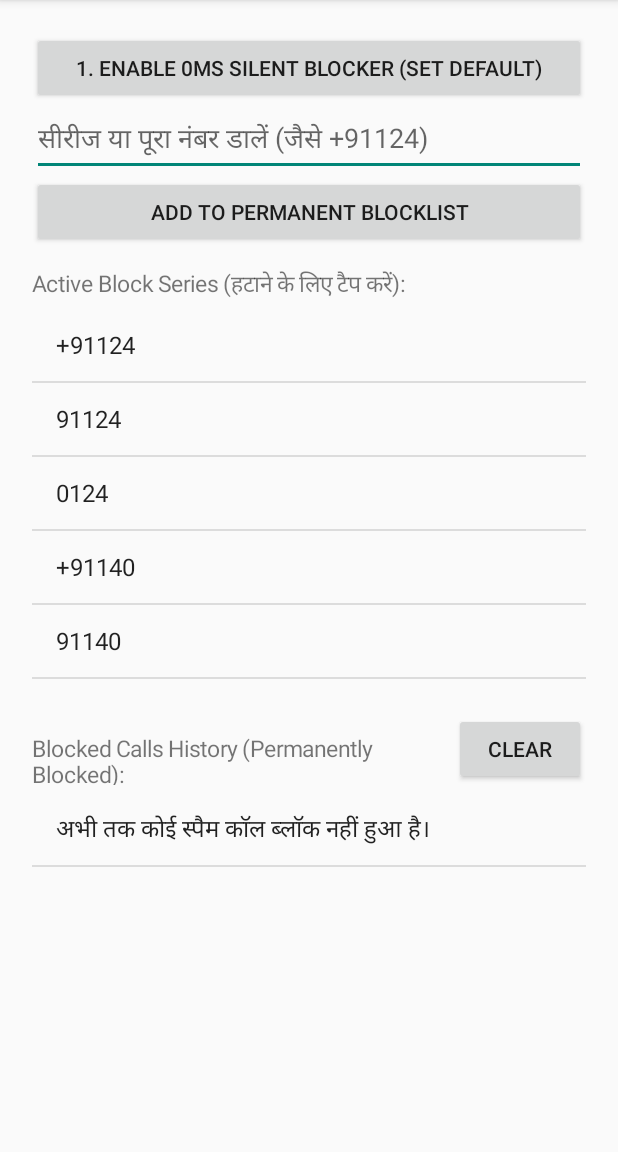
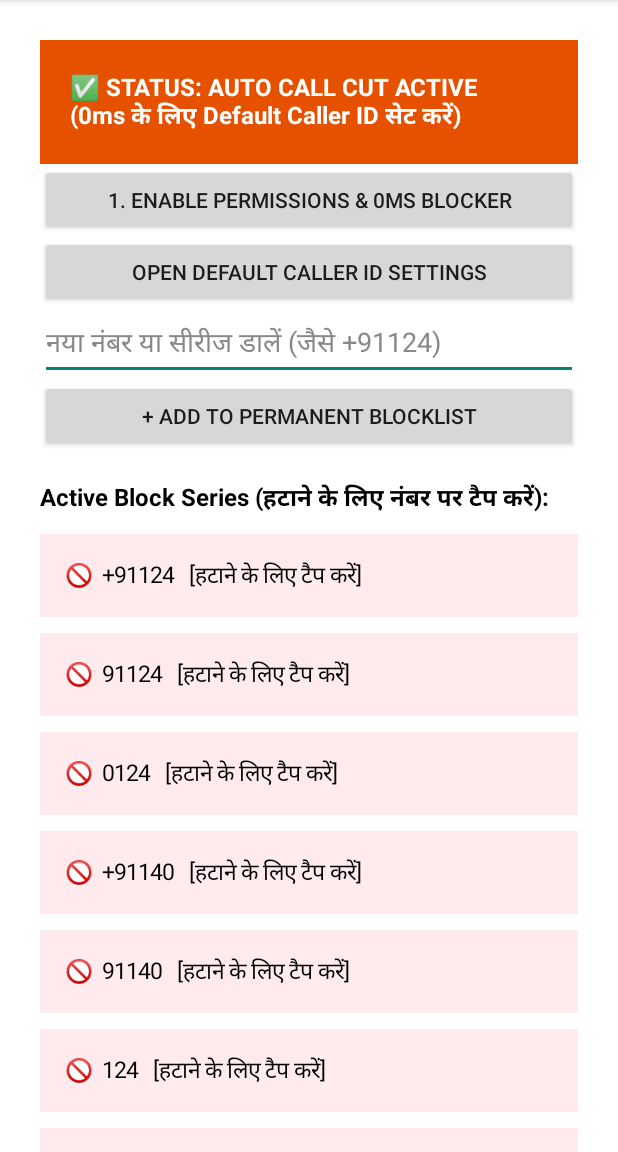
Before and after one commit to darygoyal-netizen/AutoCallBlocker, an Android app: the screen it shows after launch (MainActivity), on a phone screen of 412 x 824 dp, the part 84-1236 px from its top. Run offline under Robolectric (Android 15) with nearby library versions, the phone set to English and light mode, and no system bars.

Commit message:
Update MainActivity.kt

```diff
--- a/app/src/main/java/com/harshit/callblocker/MainActivity.kt
+++ b/app/src/main/java/com/harshit/callblocker/MainActivity.kt
@@ -5,6 +5,8 @@ import android.app.role.RoleManager
 import android.content.Context
 import android.content.Intent
 import android.content.pm.PackageManager
+import android.graphics.Color
+import android.graphics.Typeface
 import android.os.Build
 import android.os.Bundle
 import android.provider.Settings
@@ -15,132 +17,205 @@ import androidx.core.content.ContextCompat
 
 class MainActivity : AppCompatActivity() {
 
-    private lateinit var prefixAdapter: ArrayAdapter<String>
-    private lateinit var historyAdapter: ArrayAdapter<String>
+    private lateinit var statusText: TextView
+    private lateinit var prefixContainer: LinearLayout
+    private lateinit var historyTextView: TextView
     private val prefixList = mutableListOf<String>()
-    private val historyList = mutableListOf<String>()
 
     private val permissionLauncher = registerForActivityResult(
         ActivityResultContracts.RequestMultiplePermissions()
     ) {
+        updateStatus()
         requestScreeningRole()
     }
 
     private val roleLauncher = registerForActivityResult(
         ActivityResultContracts.StartActivityForResult()
-    ) { result ->
-        if (result.resultCode == RESULT_OK) {
-            Toast.makeText(this, "0ms Pre-Ring Blocker एक्टिवेट हो गया!", Toast.LENGTH_LONG).show()
-        }
+    ) {
+        updateStatus()
     }
 
     override fun onCreate(savedInstanceState: Bundle?) {
         super.onCreate(savedInstanceState)
 
         prefixList.addAll(BlockHelper.getPrefixes(this))
-        historyList.addAll(BlockHelper.getHistoryList(this))
 
-        val layout = LinearLayout(this).apply {
+        val scrollView = ScrollView(this)
+        val mainLayout = LinearLayout(this).apply {
             orientation = LinearLayout.VERTICAL
-            setPadding(32, 32, 32, 32)
+            setPadding(40, 40, 40, 40)
+            setBackgroundColor(Color.WHITE)
         }
 
-        val roleBtn = Button(this).apply {
-            text = "1. ENABLE 0ms SILENT BLOCKER (SET DEFAULT)"
+        // 1. Live Status Banner
+        statusText = TextView(this).apply {
+            textSize = 16f
+            setTypeface(null, Typeface.BOLD)
+            setPadding(30, 30, 30, 30)
+            setTextColor(Color.WHITE)
+        }
+
+        // 2. Activate Button
+        val activateBtn = Button(this).apply {
+            text = "1. ENABLE PERMISSIONS & 0ms BLOCKER"
             setOnClickListener {
                 requestAllPermissions()
                 requestScreeningRole()
             }
         }
 
+        // 3. Default App Settings Shortcut (अगर पॉपअप काम न करे)
+        val settingsBtn = Button(this).apply {
+            text = "Open Default Caller ID Settings"
+            setOnClickListener {
+                try {
+                    startActivity(Intent(Settings.ACTION_MANAGE_DEFAULT_APPS_SETTINGS))
+                } catch (e: Exception) {
+                    Toast.makeText(this@MainActivity, "Settings -> Apps -> Default Apps में जाएं", Toast.LENGTH_LONG).show()
+                }
+            }
+        }
+
+        // 4. Add New Prefix Section
         val input = EditText(this).apply {
-            hint = "सीरीज या पूरा नंबर डालें (जैसे +91124)"
+            hint = "नया नंबर या सीरीज डालें (जैसे +91124)"
+            setTextColor(Color.BLACK)
+            setHintTextColor(Color.GRAY)
         }
 
         val addBtn = Button(this).apply {
-            text = "ADD TO PERMANENT BLOCKLIST"
+            text = "+ ADD TO PERMANENT BLOCKLIST"
             setOnClickListener {
                 val text = input.text.toString().trim()
                 if (text.isNotEmpty() && !prefixList.contains(text)) {
                     prefixList.add(text)
                     savePrefixes()
-                    prefixAdapter.notifyDataSetChanged()
+                    renderPrefixes()
                     input.text.clear()
+                    Toast.makeText(this@MainActivity, "$text ब्लॉकलिस्ट में जुड़ गया!", Toast.LENGTH_SHORT).show()
                 }
             }
         }
 
+        // 5. Active Block Series Container
         val prefixTitle = TextView(this).apply {
-            text = "Active Block Series (हटाने के लिए टैप करें):"
-            textSize = 15f
-            setPadding(0, 20, 0, 8)
+            text = "\nActive Block Series (हटाने के लिए नंबर पर टैप करें):"
+            textSize = 16f
+            setTypeface(null, Typeface.BOLD)
+            setTextColor(Color.BLACK)
         }
 
-        val prefixListView = ListView(this).apply {
-            layoutParams = LinearLayout.LayoutParams(
-                LinearLayout.LayoutParams.MATCH_PARENT, 380
-            )
-        }
-        prefixAdapter = ArrayAdapter(this, android.R.layout.simple_list_item_1, prefixList)
-        prefixListView.adapter = prefixAdapter
-
-        prefixListView.setOnItemClickListener { _, _, position, _ ->
-            val removed = prefixList.removeAt(position)
-            savePrefixes()
-            prefixAdapter.notifyDataSetChanged()
-            Toast.makeText(this, "$removed हटाया गया", Toast.LENGTH_SHORT).show()
+        prefixContainer = LinearLayout(this).apply {
+            orientation = LinearLayout.VERTICAL
+            setPadding(0, 10, 0, 20)
         }
 
-        val historyHeaderLayout = LinearLayout(this).apply {
-            orientation = LinearLayout.HORIZONTAL
-            setPadding(0, 24, 0, 8)
+        // 6. Blocked Calls History Section
+        val historyTitle = TextView(this).apply {
+            text = "\nBlocked Calls History (Permanently Blocked):"
+            textSize = 16f
+            setTypeface(null, Typeface.BOLD)
+            setTextColor(Color.BLACK)
         }
 
-        val historyTitle = TextView(this).apply {
-            text = "Blocked Calls History (Permanently Blocked):"
-            textSize = 15f
-            layoutParams = LinearLayout.LayoutParams(0, LinearLayout.LayoutParams.WRAP_CONTENT, 1f)
+        val clearHistoryBtn = Button(this).apply {
+            text = "Clear History"
+            setOnClickListener {
+                BlockHelper.clearHistory(this@MainActivity)
+                renderHistory()
+            }
         }
 
-        val clearBtn = Button(this).apply {
-            text = "Clear"
-            setOnClickListener {
-                BlockHelper.clearHistory(this@MainActivity)
-                refreshHistory()
-            }
+        historyTextView = TextView(this).apply {
+            textSize = 14f
+            setTextColor(Color.DKGRAY)
+            setPadding(20, 20, 20, 20)
+            setBackgroundColor(Color.parseColor("#F2F2F2"))
         }
-        historyHeaderLayout.addView(historyTitle)
-        historyHeaderLayout.addView(clearBtn)
 
-        val historyListView = ListView(this).apply {
-            layoutParams = LinearLayout.LayoutParams(
-                LinearLayout.LayoutParams.MATCH_PARENT, 0, 1f
-            )
-        }
-        historyAdapter = ArrayAdapter(this, android.R.layout.simple_list_item_1, historyList)
-        historyListView.adapter = historyAdapter
+        mainLayout.addView(statusText)
+        mainLayout.addView(activateBtn)
+        mainLayout.addView(settingsBtn)
+        mainLayout.addView(input)
+        mainLayout.addView(addBtn)
+        mainLayout.addView(prefixTitle)
+        mainLayout.addView(prefixContainer)
+        mainLayout.addView(historyTitle)
+        mainLayout.addView(clearHistoryBtn)
+        mainLayout.addView(historyTextView)
 
-        layout.addView(roleBtn)
-        layout.addView(input)
-        layout.addView(addBtn)
-        layout.addView(prefixTitle)
-        layout.addView(prefixListView)
-        layout.addView(historyHeaderLayout)
-        layout.addView(historyListView)
+        scrollView.addView(mainLayout)
+        setContentView(scrollView)
 
-        setContentView(layout)
+        renderPrefixes()
+        renderHistory()
+        updateStatus()
         requestAllPermissions()
     }
 
     override fun onResume() {
         super.onResume()
-        refreshHistory()
+        updateStatus()
+        renderHistory()
     }
 
-    private fun refreshHistory() {
-        historyList.clear()
-        historyList.addAll(BlockHelper.getHistoryList(this))
-        historyAdapter.notifyDataSetChanged()
+    private fun updateStatus() {
+        val hasPhonePerm = ContextCompat.checkSelfPermission(
+            this, Manifest.permission.ANSWER_PHONE_CALLS
+        ) == PackageManager.PERMISSION_GRANTED
+
+        var hasScreeningRole = false
+        if (Build.VERSION.SDK_INT >= Build.VERSION_CODES.Q) {
+            val roleManager = getSystemService(Context.ROLE_SERVICE) as RoleManager
+            hasScreeningRole = roleManager.isRoleHeld(RoleManager.ROLE_CALL_SCREENING)
+        }
+
+        when {
+            hasScreeningRole && hasPhonePerm -> {
+                statusText.text = "✅ STATUS: 0ms SILENT BLOCKER ACTIVE"
+                statusText.setBackgroundColor(Color.parseColor("#2E7D32"))
+            }
+            hasPhonePerm -> {
+                statusText.text = "✅ STATUS: AUTO CALL CUT ACTIVE\n(0ms के लिए Default Caller ID सेट करें)"
+                statusText.setBackgroundColor(Color.parseColor("#E65100"))
+            }
+            else -> {
+                statusText.text = "❌ STATUS: INACTIVE (नीचे बटन दबाकर परमिशन दें)"
+                statusText.setBackgroundColor(Color.parseColor("#C62828"))
+            }
+        }
+    }
+
+    private fun renderPrefixes() {
+        prefixContainer.removeAllViews()
+        for (prefix in prefixList) {
+            val item = TextView(this).apply {
+                text = "🚫  $prefix   [हटाने के लिए टैप करें]"
+                textSize = 15f
+                setTextColor(Color.BLACK)
+                setPadding(25, 25, 25, 25)
+                setBackgroundColor(Color.parseColor("#FFEBEE"))
+                val params = LinearLayout.LayoutParams(
+                    LinearLayout.LayoutParams.MATCH_PARENT,
+                    LinearLayout.LayoutParams.WRAP_CONTENT
+                )
+                params.setMargins(0, 8, 0, 8)
+                layoutParams = params
+
+                setOnClickListener {
+                    prefixList.remove(prefix)
+                    savePrefixes()
+                    renderPrefixes()
+                    Toast.makeText(this@MainActivity, "$prefix हटाया गया", Toast.LENGTH_SHORT).show()
+                }
+            }
+            prefixContainer.addView(item)
+        }
+    }
+
+    private fun renderHistory() {
+        val list = BlockHelper.getHistoryList(this)
+        historyTextView.text = list.joinToString("\n\n")
     }
 
     private fun requestAllPermissions() {
@@ -162,12 +237,9 @@ class MainActivity : AppCompatActivity() {
     private fun requestScreeningRole() {
         if (Build.VERSION.SDK_INT >= Build.VERSION_CODES.Q) {
             val roleManager = getSystemService(Context.ROLE_SERVICE) as RoleManager
-            if (roleManager.isRoleAvailable(RoleManager.ROLE_CALL_SCREENING)) {
-                if (!roleManager.isRoleHeld(RoleManager.ROLE_CALL_SCREENING)) {
-                    roleLauncher.launch(roleManager.createRequestRoleIntent(RoleManager.ROLE_CALL_SCREENING))
-                } else {
-                    Toast.makeText(this, "0ms Silent Blocker पहले से चालू है!", Toast.LENGTH_SHORT).show()
-                }
+            if (roleManager.isRoleAvailable(RoleManager.ROLE_CALL_SCREENING) &&
+                !roleManager.isRoleHeld(RoleManager.ROLE_CALL_SCREENING)) {
+                roleLauncher.launch(roleManager.createRequestRoleIntent(RoleManager.ROLE_CALL_SCREENING))
             }
         }
     }
```
